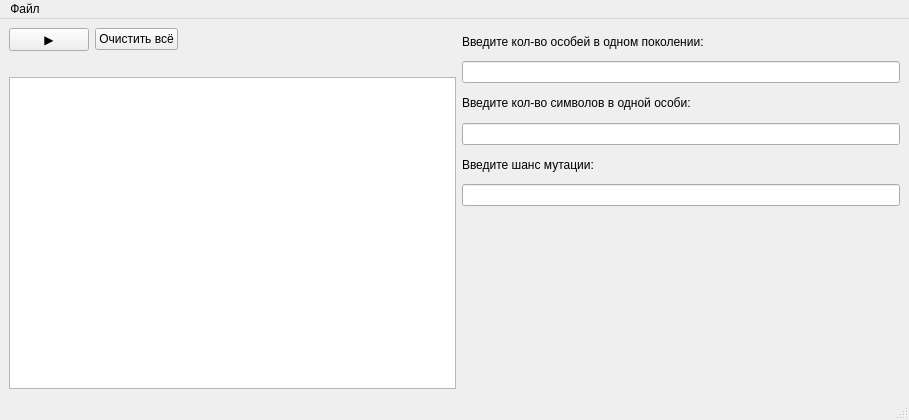
Gr1zee/Project_Gen_Algoritm_PyQt5, file Gen_alg_ui.ui: the form before one commit.
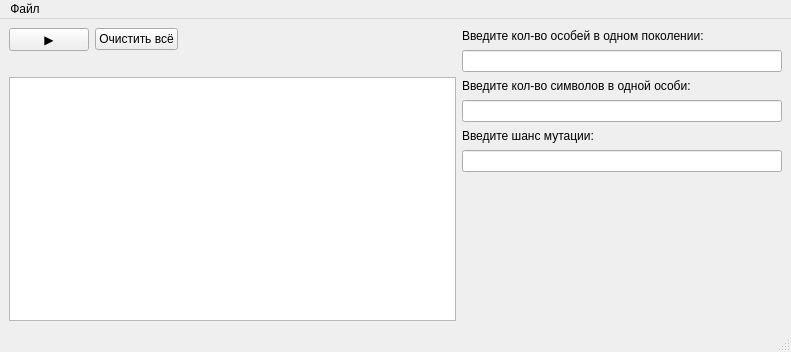
The form after the commit. Custom widgets are drawn as their Qt base class.

Commit message: update writing to database

What changed in the file:
```diff
--- a/Gen_alg_ui.ui
+++ b/Gen_alg_ui.ui
@@ -6,8 +6,8 @@
    <rect>
     <x>0</x>
     <y>0</y>
-    <width>909</width>
-    <height>420</height>
+    <width>791</width>
+    <height>352</height>
    </rect>
   </property>
   <property name="windowTitle">
@@ -19,7 +19,7 @@
      <widget class="PlotWidget" name="graphWidget" native="true"/>
     </item>
     <item row="0" column="0" rowspan="2">
-     <layout class="QVBoxLayout" name="verticalLayout_3">
+     <layout class="QVBoxLayout" name="verticalLayout">
       <item>
        <layout class="QHBoxLayout" name="horizontalLayout_2">
         <item>
@@ -52,9 +52,7 @@
        </layout>
       </item>
       <item>
-       <layout class="QVBoxLayout" name="verticalLayout">
-        <item>
-         <layout class="QVBoxLayout" name="verticalLayout_4">
+       <layout class="QHBoxLayout" name="horizontalLayout">
           <item>
            <widget class="QLabel" name="text_count">
             <property name="text">
@@ -63,14 +61,19 @@
            </widget>
           </item>
           <item>
+         <widget class="QLabel" name="text_rating">
+          <property name="text">
+           <string/>
+          </property>
+         </widget>
+        </item>
+       </layout>
+      </item>
+      <item>
            <widget class="QTextBrowser" name="generations_field"/>
           </item>
          </layout>
         </item>
-       </layout>
-      </item>
-     </layout>
-    </item>
     <item row="0" column="1">
      <layout class="QVBoxLayout" name="verticalLayout_2">
       <item>
@@ -113,7 +116,7 @@
     <rect>
      <x>0</x>
      <y>0</y>
-     <width>909</width>
+     <width>791</width>
      <height>26</height>
     </rect>
    </property>
```
Left out of the diff: 8 changed lines with no effect on the pictures. Lines whose indentation alone changed are shown as unchanged. The commit also changes 2 other files.
